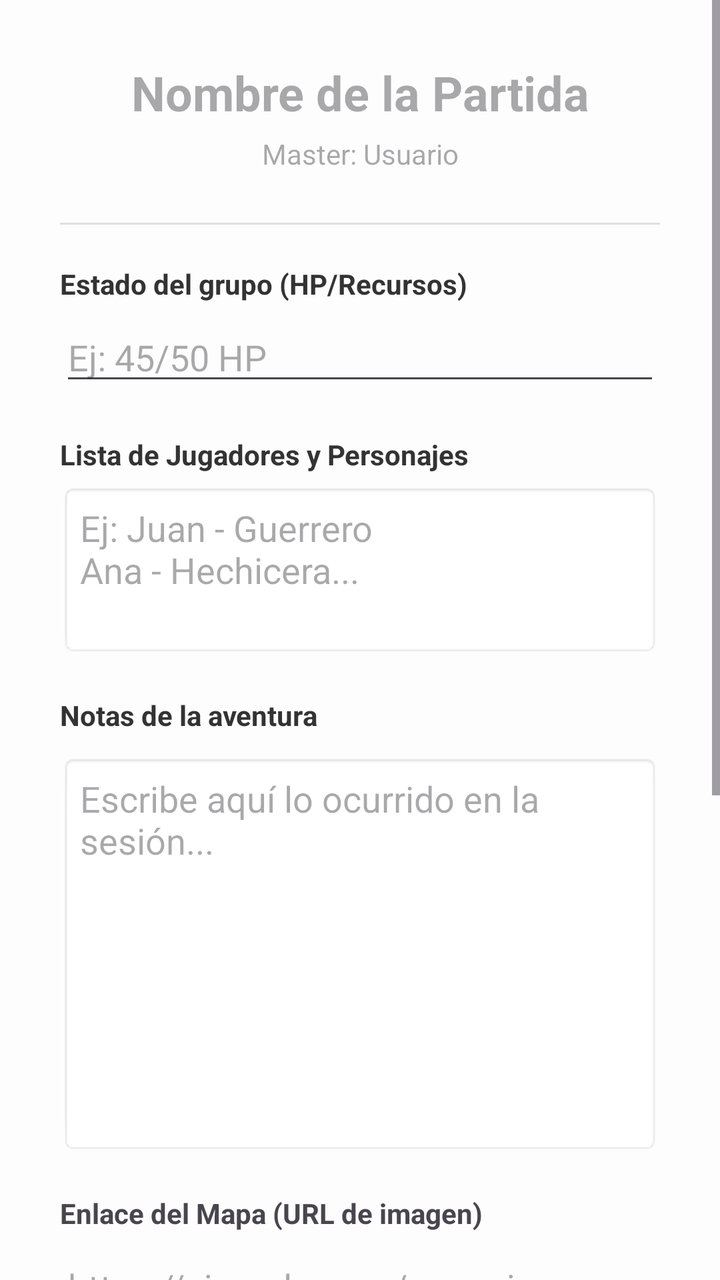
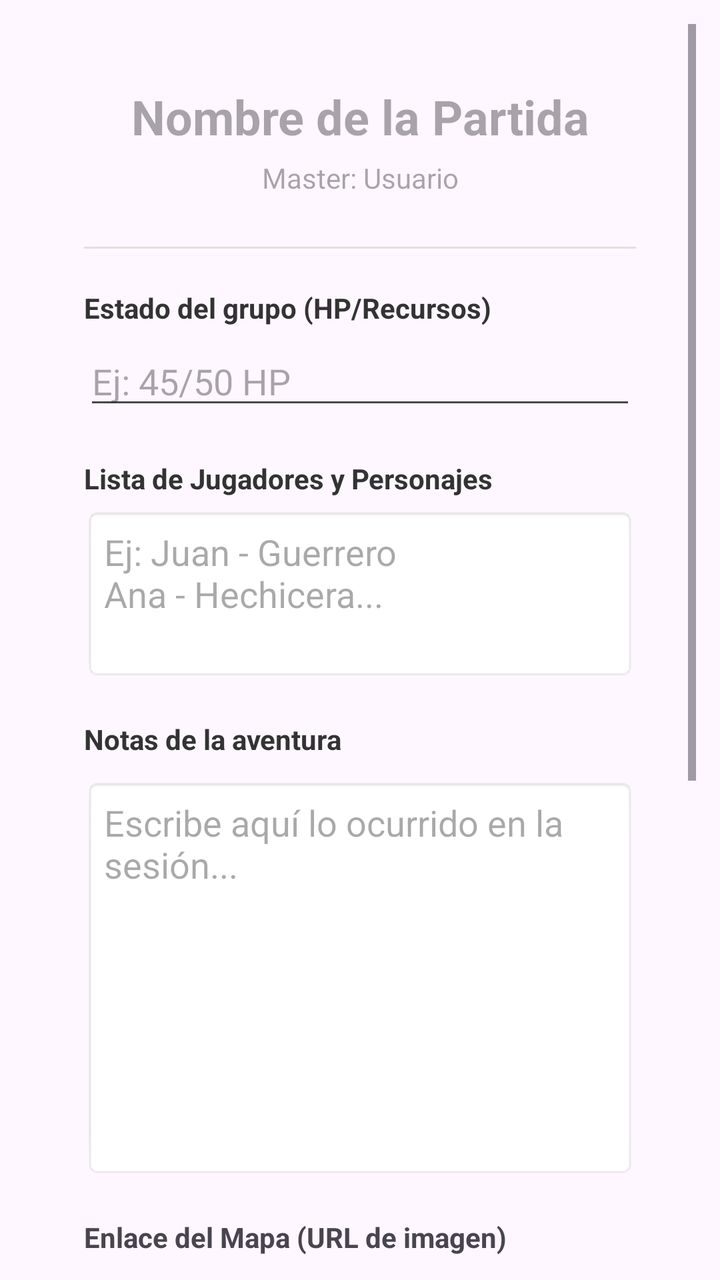

Before-and-after screenshots of an Android layout around one commit, followed by the original layout XML and the change that was made.
<!-- AndroidManifest.xml: application theme Theme.QuestApp -->
<!-- res/layout/activity_detalle_partida.xml -->
<?xml version="1.0" encoding="utf-8"?>
<ScrollView xmlns:android="http://schemas.android.com/apk/res/android"
    android:layout_width="match_parent"
    android:layout_height="match_parent"
    android:fillViewport="true"
    android:background="#FDFDFD">

    <LinearLayout
        android:id="@+id/main"
        android:layout_width="match_parent"
        android:layout_height="wrap_content"
        android:orientation="vertical"
        android:padding="30dp"
        android:paddingTop="60dp">

        <EditText
            android:id="@+id/et_nombre_detalle"
            android:layout_width="match_parent"
            android:layout_height="wrap_content"
            android:hint="Nombre de la Partida"
            android:textSize="24sp"
            android:textStyle="bold"
            android:textColor="#1B5E20"
            android:gravity="center"
            android:background="@android:color/transparent"
            android:layout_marginBottom="5dp"
            android:inputType="textCapSentences"/>

        <EditText
            android:id="@+id/et_master_detalle"
            android:layout_width="match_parent"
            android:layout_height="wrap_content"
            android:hint="Master: Usuario"
            android:textSize="14sp"
            android:textColor="#757575"
            android:gravity="center"
            android:background="@android:color/transparent"
            android:layout_marginBottom="25dp"
            android:inputType="textPersonName"/>

        <View
            android:layout_width="match_parent"
            android:layout_height="1dp"
            android:background="#E0E0E0"
            android:layout_marginBottom="20dp"/>

        <TextView
            android:layout_width="wrap_content"
            android:layout_height="wrap_content"
            android:text="Estado del grupo (HP/Recursos)"
            android:textStyle="bold"
            android:textColor="#333333"
            android:layout_marginBottom="5dp"/>

        <EditText
            android:id="@+id/et_puntos_vida"
            android:layout_width="match_parent"
            android:layout_height="wrap_content"
            android:hint="Ej: 45/50 HP"
            android:inputType="text"
            android:layout_marginBottom="20dp"/>

        <TextView
            android:layout_width="wrap_content"
            android:layout_height="wrap_content"
            android:text="Lista de Jugadores y Personajes"
            android:textStyle="bold"
            android:textColor="#333333"
            android:layout_marginBottom="5dp"/>

        <EditText
            android:id="@+id/et_jugadores"
            android:layout_width="match_parent"
            android:layout_height="wrap_content"
            android:hint="Ej: Juan - Guerrero\nAna - Hechicera..."
            android:inputType="textMultiLine"
            android:minLines="3"
            android:gravity="top"
            android:background="@android:drawable/editbox_background"
            android:padding="10dp"
            android:layout_marginBottom="20dp"/>

        <TextView
            android:layout_width="wrap_content"
            android:layout_height="wrap_content"
            android:text="Notas de la aventura"
            android:textStyle="bold"
            android:textColor="#333333"
            android:layout_marginBottom="10dp"/>

        <EditText
            android:id="@+id/et_notas_partida"
            android:layout_width="match_parent"
            android:layout_height="200dp"
            android:hint="Escribe aquí lo ocurrido en la sesión..."
            android:gravity="top"
            android:background="@android:drawable/editbox_background"
            android:padding="10dp"
            android:inputType="textMultiLine"
            android:layout_marginBottom="20dp"/>
        <TextView
            android:layout_width="wrap_content"
            android:layout_height="wrap_content"
            android:text="Enlace del Mapa (URL de imagen)"
            android:textStyle="bold"
            android:layout_marginBottom="5dp"/>

        <EditText
            android:id="@+id/et_url_mapa"
            android:layout_width="match_parent"
            android:layout_height="wrap_content"
            android:hint="https://ejemplo.com/mapa.jpg"
            android:inputType="textUri"
            android:layout_marginBottom="10dp"/>

        <ImageView
            android:id="@+id/iv_mapa_detalle"
            android:layout_width="match_parent"
            android:layout_height="250dp"
            android:scaleType="centerInside"
            android:background="#EEEEEE"
            android:layout_marginBottom="20dp" />

        <Button
            android:id="@+id/btn_guardar_detalle"
            android:layout_width="match_parent"
            android:layout_height="wrap_content"
            android:text="💾 Guardar Cambios"
            android:backgroundTint="#2E7D32"
            android:textColor="#FFFFFF"
            android:layout_marginBottom="10dp"/>

    </LinearLayout>
</ScrollView>
<!-- resources referenced by this layout -->
<resources>
  <style name="Theme.QuestApp" parent="Theme.Material3.DayNight.NoActionBar">
      </style>
</resources>

<!-- the commit's change to res/layout/activity_detalle_partida.xml (unified diff, before → after) -->
@@ -3,7 +3,8 @@
     android:layout_width="match_parent"
     android:layout_height="match_parent"
     android:fillViewport="true"
-    android:background="#FDFDFD">
+    android:padding="12dp"
+   >
 
     <LinearLayout
         android:id="@+id/main"
@@ -11,6 +12,7 @@
         android:layout_height="wrap_content"
         android:orientation="vertical"
         android:padding="30dp"
+        android:paddingBottom="12dp"
         android:paddingTop="60dp">
 
         <EditText
@@ -20,7 +22,7 @@
             android:hint="Nombre de la Partida"
             android:textSize="24sp"
             android:textStyle="bold"
-            android:textColor="#1B5E20"
+            android:textColor="@color/black"
             android:gravity="center"
             android:background="@android:color/transparent"
             android:layout_marginBottom="5dp"
@@ -92,12 +94,13 @@
             android:id="@+id/et_notas_partida"
             android:layout_width="match_parent"
             android:layout_height="200dp"
+            android:layout_marginBottom="20dp"
+            android:background="@android:drawable/editbox_background"
+            android:gravity="top"
             android:hint="Escribe aquí lo ocurrido en la sesión..."
-            android:gravity="top"
-            android:background="@android:drawable/editbox_background"
-            android:padding="10dp"
             android:inputType="textMultiLine"
-            android:layout_marginBottom="20dp"/>
+            android:padding="10dp" />
+
         <TextView
             android:layout_width="wrap_content"
             android:layout_height="wrap_content"
@@ -126,7 +129,7 @@
             android:layout_width="match_parent"
             android:layout_height="wrap_content"
             android:text="💾 Guardar Cambios"
-            android:backgroundTint="#2E7D32"
+            android:backgroundTint="#D32F2F"
             android:textColor="#FFFFFF"
             android:layout_marginBottom="10dp"/>
 
<!-- resource entries referenced after the edit -->
@@ -1,5 +1,6 @@
 <!-- resources referenced by this layout -->
 <resources>
+  <color name="black">#FF000000</color>
   <style name="Theme.QuestApp" parent="Theme.Material3.DayNight.NoActionBar">
       </style>
 </resources>
